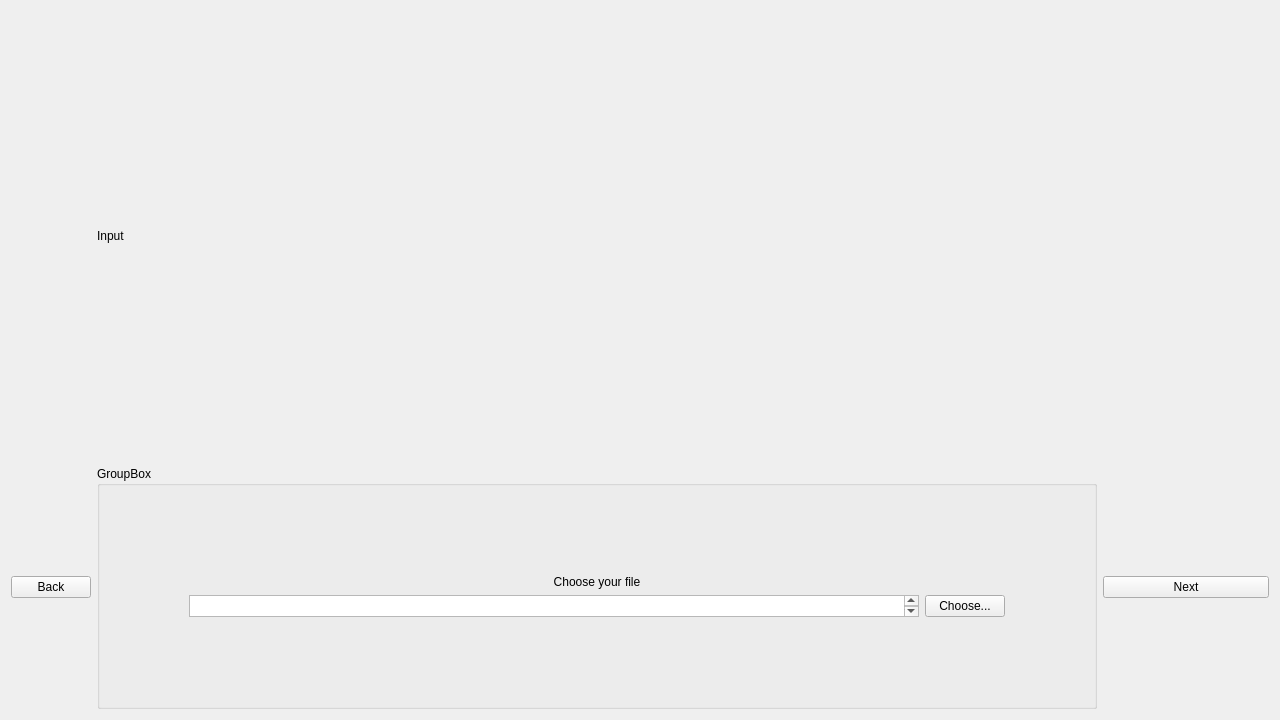
Before: the Qt Designer form ffmpeg-ui/inputchoicewindow.ui in heig-vd-ihm2017/ffmpeg-ui, drawn with Qt 5.
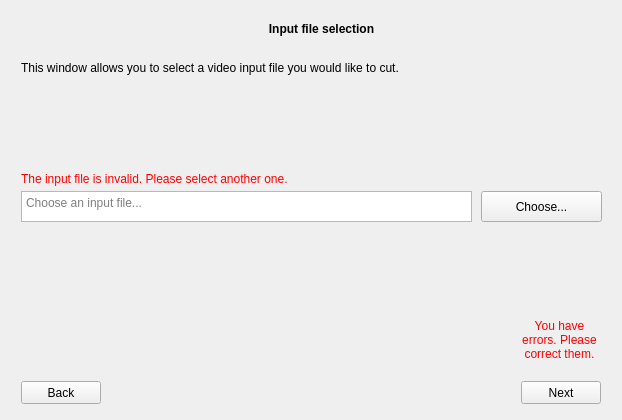
After: the same form once the commit is applied.

Commit message: Created the input and output selection windows

Patch:
```diff
--- a/ffmpeg-ui/inputchoicewindow.ui
+++ b/ffmpeg-ui/inputchoicewindow.ui
@@ -6,107 +6,164 @@
    <rect>
     <x>0</x>
     <y>0</y>
-    <width>1280</width>
-    <height>720</height>
+    <width>622</width>
+    <height>420</height>
    </rect>
   </property>
   <property name="windowTitle">
    <string>Form</string>
   </property>
   <layout class="QGridLayout" name="gridLayout">
-   <item row="1" column="2">
-    <widget class="QPushButton" name="next">
-     <property name="text">
-      <string>Next</string>
-     </property>
-    </widget>
-   </item>
-   <item row="1" column="1">
-    <widget class="QGroupBox" name="groupBox">
-     <property name="maximumSize">
-      <size>
-       <width>1000</width>
-       <height>600</height>
-      </size>
-     </property>
-     <property name="title">
-      <string>GroupBox</string>
-     </property>
-     <layout class="QGridLayout" name="gridLayout_3">
-      <item row="0" column="0">
-       <layout class="QGridLayout" name="gridLayout_2">
-        <property name="leftMargin">
-         <number>80</number>
-        </property>
-        <property name="topMargin">
-         <number>80</number>
-        </property>
-        <property name="rightMargin">
-         <number>80</number>
-        </property>
-        <property name="bottomMargin">
-         <number>80</number>
-        </property>
-        <item row="1" column="0">
-         <widget class="QTextEdit" name="textEdit">
-          <property name="sizePolicy">
-           <sizepolicy hsizetype="Expanding" vsizetype="Ignored">
-            <horstretch>0</horstretch>
-            <verstretch>0</verstretch>
-           </sizepolicy>
-          </property>
-         </widget>
-        </item>
-        <item row="1" column="1">
-         <widget class="QPushButton" name="pushButton">
-          <property name="text">
-           <string>Choose...</string>
-          </property>
-         </widget>
-        </item>
-        <item row="0" column="0" colspan="2">
-         <widget class="QLabel" name="label">
-          <property name="sizePolicy">
-           <sizepolicy hsizetype="Preferred" vsizetype="Fixed">
-            <horstretch>0</horstretch>
-            <verstretch>0</verstretch>
-           </sizepolicy>
-          </property>
-          <property name="text">
-           <string>Choose your file</string>
-          </property>
-          <property name="alignment">
-           <set>Qt::AlignCenter</set>
-          </property>
-         </widget>
-        </item>
-       </layout>
-      </item>
-     </layout>
-    </widget>
-   </item>
-   <item row="1" column="0">
-    <widget class="QPushButton" name="back">
-     <property name="enabled">
-      <bool>true</bool>
-     </property>
-     <property name="sizePolicy">
-      <sizepolicy hsizetype="Fixed" vsizetype="Fixed">
-       <horstretch>0</horstretch>
-       <verstretch>0</verstretch>
-      </sizepolicy>
-     </property>
-     <property name="text">
-      <string>Back</string>
-     </property>
-    </widget>
-   </item>
    <item row="0" column="1">
-    <widget class="QLabel" name="label_2">
-     <property name="text">
-      <string>Input</string>
-     </property>
-    </widget>
+    <layout class="QGridLayout" name="gridLayout_4">
+     <item row="0" column="0">
+      <widget class="QFrame" name="frame">
+       <property name="frameShape">
+        <enum>QFrame::NoFrame</enum>
+       </property>
+       <property name="frameShadow">
+        <enum>QFrame::Raised</enum>
+       </property>
+       <widget class="QPushButton" name="back">
+        <property name="enabled">
+         <bool>true</bool>
+        </property>
+        <property name="geometry">
+         <rect>
+          <x>10</x>
+          <y>370</y>
+          <width>80</width>
+          <height>23</height>
+         </rect>
+        </property>
+        <property name="sizePolicy">
+         <sizepolicy hsizetype="Fixed" vsizetype="Fixed">
+          <horstretch>0</horstretch>
+          <verstretch>0</verstretch>
+         </sizepolicy>
+        </property>
+        <property name="text">
+         <string>Back</string>
+        </property>
+       </widget>
+       <widget class="QPushButton" name="next">
+        <property name="geometry">
+         <rect>
+          <x>510</x>
+          <y>370</y>
+          <width>80</width>
+          <height>23</height>
+         </rect>
+        </property>
+        <property name="text">
+         <string>Next</string>
+        </property>
+       </widget>
+       <widget class="QLabel" name="title">
+        <property name="geometry">
+         <rect>
+          <x>10</x>
+          <y>10</y>
+          <width>601</width>
+          <height>16</height>
+         </rect>
+        </property>
+        <property name="font">
+         <font>
+          <weight>75</weight>
+          <bold>true</bold>
+         </font>
+        </property>
+        <property name="text">
+         <string>Input file selection</string>
+        </property>
+        <property name="alignment">
+         <set>Qt::AlignCenter</set>
+        </property>
+       </widget>
+       <widget class="QLabel" name="description">
+        <property name="geometry">
+         <rect>
+          <x>10</x>
+          <y>50</y>
+          <width>601</width>
+          <height>121</height>
+         </rect>
+        </property>
+        <property name="text">
+         <string>&lt;html&gt;&lt;head/&gt;&lt;body&gt;&lt;p&gt;This window allows you to select a video input file you would like to cut.&lt;/p&gt;&lt;/body&gt;&lt;/html&gt;</string>
+        </property>
+        <property name="alignment">
+         <set>Qt::AlignLeading|Qt::AlignLeft|Qt::AlignTop</set>
+        </property>
+       </widget>
+       <widget class="QLabel" name="error">
+        <property name="enabled">
+         <bool>true</bool>
+        </property>
+        <property name="geometry">
+         <rect>
+          <x>10</x>
+          <y>160</y>
+          <width>581</width>
+          <height>16</height>
+         </rect>
+        </property>
+        <property name="text">
+         <string>&lt;html&gt;&lt;head/&gt;&lt;body&gt;&lt;p&gt;&lt;span style=&quot; color:#ff0000;&quot;&gt;The input file is invalid. Please select another one.&lt;/span&gt;&lt;/p&gt;&lt;/body&gt;&lt;/html&gt;</string>
+        </property>
+       </widget>
+       <widget class="QLabel" name="label">
+        <property name="enabled">
+         <bool>true</bool>
+        </property>
+        <property name="geometry">
+         <rect>
+          <x>508</x>
+          <y>289</y>
+          <width>81</width>
+          <height>81</height>
+         </rect>
+        </property>
+        <property name="text">
+         <string>&lt;html&gt;&lt;head/&gt;&lt;body&gt;&lt;p&gt;&lt;span style=&quot; color:#ff0000;&quot;&gt;You have errors. Please correct them.&lt;/span&gt;&lt;/p&gt;&lt;/body&gt;&lt;/html&gt;</string>
+        </property>
+        <property name="alignment">
+         <set>Qt::AlignCenter</set>
+        </property>
+        <property name="wordWrap">
+         <bool>true</bool>
+        </property>
+       </widget>
+       <widget class="QPlainTextEdit" name="inputFileText">
+        <property name="geometry">
+         <rect>
+          <x>10</x>
+          <y>180</y>
+          <width>451</width>
+          <height>31</height>
+         </rect>
+        </property>
+        <property name="placeholderText">
+         <string>Choose an input file...</string>
+        </property>
+       </widget>
+       <widget class="QPushButton" name="inputFileButton">
+        <property name="geometry">
+         <rect>
+          <x>470</x>
+          <y>180</y>
+          <width>121</width>
+          <height>31</height>
+         </rect>
+        </property>
+        <property name="text">
+         <string>Choose...</string>
+        </property>
+       </widget>
+      </widget>
+     </item>
+    </layout>
    </item>
   </layout>
  </widget>
```
The commit also changes 2 other files.
